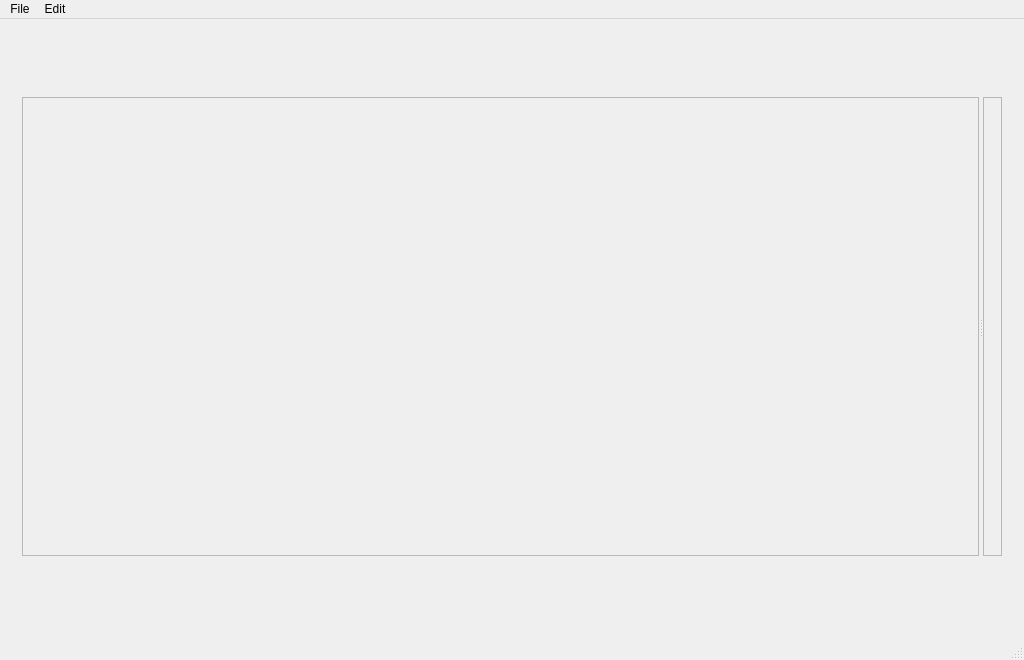
Qt form gui/core/DjooleaWindow.ui (chrisjgell/djoolea) before a commit.
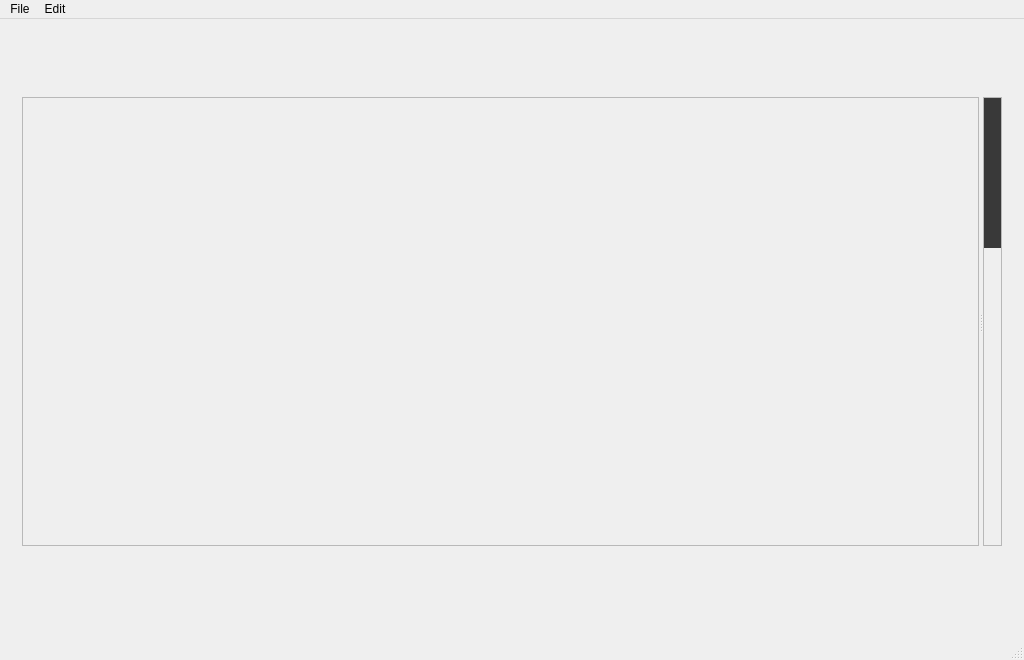
The same form after that commit.

What changed in the file:
```diff
--- a/gui/core/DjooleaWindow.ui
+++ b/gui/core/DjooleaWindow.ui
@@ -14,7 +14,10 @@
    <string>Djoolea</string>
   </property>
   <property name="styleSheet">
-   <string notr="true"/>
+   <string notr="true">QFrame#trackInfo {
+	background: rgb(57, 57, 57)
+}
+</string>
   </property>
   <widget class="QWidget" name="centralWidget">
    <property name="enabled">
@@ -163,13 +166,13 @@
       <property name="minimumSize">
        <size>
         <width>1000</width>
-        <height>54</height>
+        <height>64</height>
        </size>
       </property>
       <property name="maximumSize">
        <size>
         <width>16777215</width>
-        <height>54</height>
+        <height>64</height>
        </size>
       </property>
       <layout class="QHBoxLayout" name="horizontalLayout_4"/>
```
